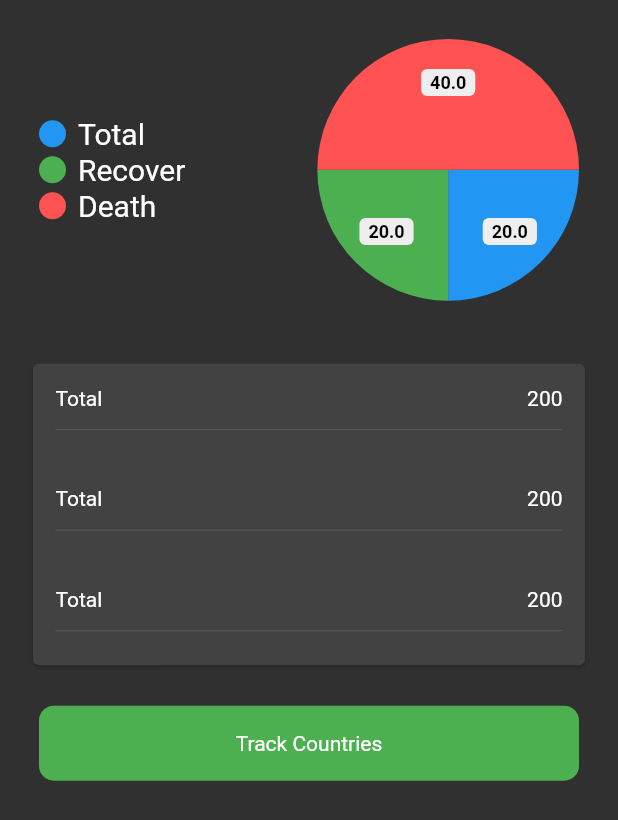
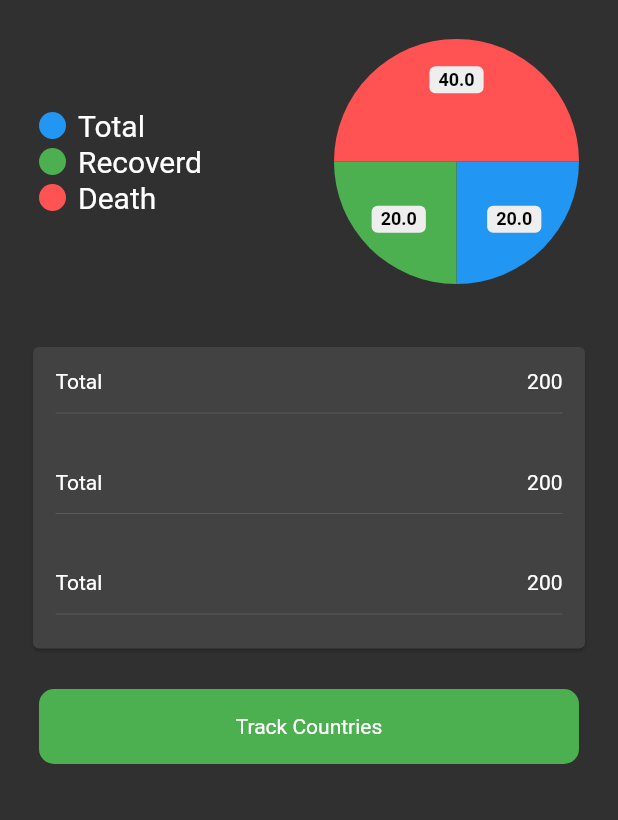
Before and after one commit to najmulmyself/CovidTracker, a Flutter app: the screen it shows after launch, on a phone screen of 412 x 824 dp. Shown: the top 820 px of the screen. Run offline on Flutter 3.47's test engine with Material 2 defaults, Android fonts, the phone set to English and light mode, and no system bars; drawn by our look-alikes of pie_chart; network calls fail.

Commit message:
need to add more contectual

```diff
--- a/lib/screen/world_stat.dart
+++ b/lib/screen/world_stat.dart
@@ -47,9 +47,8 @@ class _WorldStatState extends State<WorldStat> {
                       ),
                       chartLegendSpacing: 80,
                       dataMap: {
-                        "Total":
-                            20, // cant read the data which i retured in the stat_services
-                        "Recover": 20,
+                        "Total": 20,
+                        "Recoverd": 20,
                         "Death": 40,
                       },
                       colorList: [
@@ -94,7 +93,7 @@ class _WorldStatState extends State<WorldStat> {
                   color: Colors.green,
                   borderRadius: BorderRadius.circular(10),
                 ),
-                child: const  Center(
+                child: const Center(
                   child: Text('Track Countries'),
                 ),
               ),
--- a/lib/services/stat_services.dart
+++ b/lib/services/stat_services.dart
@@ -10,10 +10,10 @@ class StatServices {
         await http.get(Uri.parse("https://disease.sh/v3/covid-19/all"));
 
     if (response.statusCode == 200) {
+
       var data = jsonDecode(response.body);
       return ApiData.fromJson(data);
 
-      return data;
     } else {
       throw Exception("Error");
     }
```
